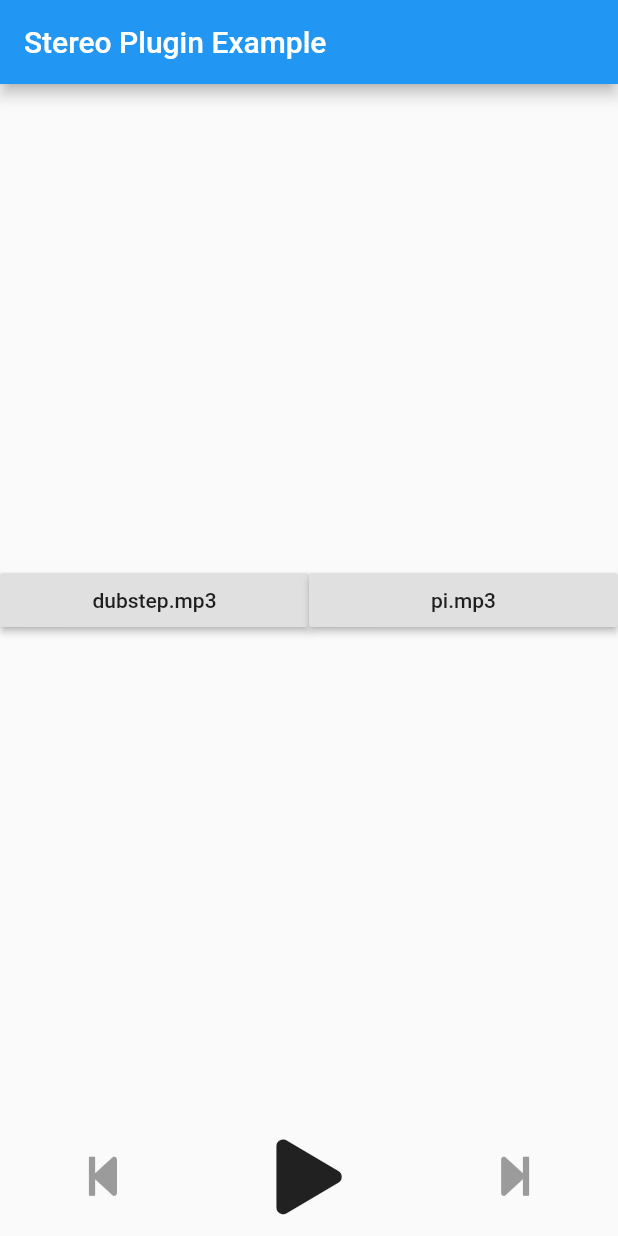
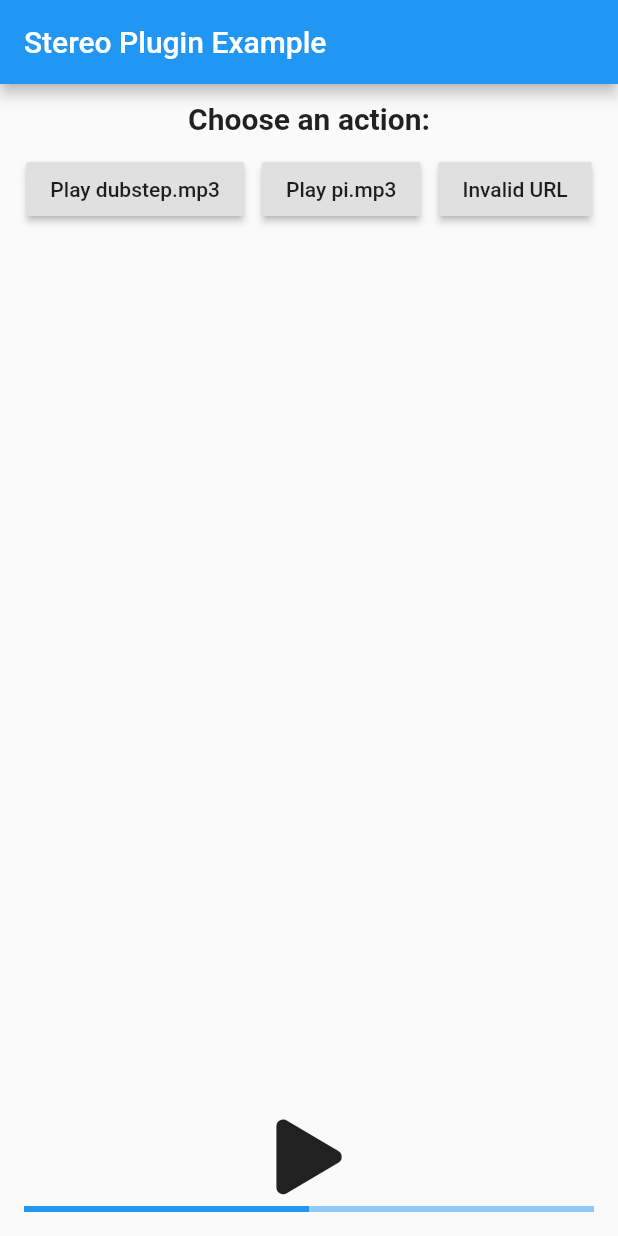
Before and after one commit to 2find/stereo, a Flutter app: the screen it shows after launch, on a phone screen of 412 x 824 dp. Run offline on Flutter 3.47's test engine with Material 2 defaults, Android fonts, the phone set to English and light mode, and no system bars; our stand-ins replace font_awesome_flutter.

Commit message:
[iOS - Dart] Method loadFile() changed to load(). Now throws an exception if the file cannot be played. (#12)

```diff
--- a/example/lib/main.dart
+++ b/example/lib/main.dart
@@ -14,36 +14,51 @@ void main() {
   runApp(new MyApp());
 }
 
-class MyApp extends StatefulWidget {
+class MyApp extends StatelessWidget {
   @override
-  _MyAppState createState() => new _MyAppState();
+  Widget build(BuildContext context) {
+    return new MaterialApp(
+        title: 'Stereo Plugin Example', home: new HomeScreen());
+  }
 }
 
-class _MyAppState extends State<MyApp> {
+class HomeScreen extends StatefulWidget {
+  @override
+  _HomeScreenState createState() => new _HomeScreenState();
+}
+
+class _HomeScreenState extends State<HomeScreen> {
   Stereo _stereo = new Stereo();
 
   @override
   Widget build(BuildContext context) {
-    return new MaterialApp(
-        home: new Scaffold(
-            appBar: new AppBar(
-              title: new Text('Stereo Plugin Example'),
-            ),
-            body: new Column(children: <Widget>[
-              new Flexible(
-                  child: new Center(
-                      child: new Row(children: <Widget>[
-                new Expanded(
-                    child: new RaisedButton(
-                        child: new Text('dubstep.mp3'),
-                        onPressed: () => _playFile('dubstep.mp3'))),
-                new Expanded(
-                    child: new RaisedButton(
-                        child: new Text('pi.mp3'),
-                        onPressed: () => _playFile('pi.mp3')))
-              ]))),
-              new MediaPlayerWidget()
-            ])));
+    return new Scaffold(
+        appBar: new AppBar(title: new Text('Stereo Plugin Example')),
+        body: new Column(children: <Widget>[
+          new Center(
+              heightFactor: 2.0,
+              child: new Text('Choose an action:',
+                  style: new TextStyle(
+                      fontWeight: FontWeight.bold, fontSize: 20.0))),
+          new Wrap(
+              alignment: WrapAlignment.spaceAround,
+              spacing: 12.0,
+              runSpacing: 8.0,
+              children: <Widget>[
+                new RaisedButton(
+                    child: new Text('Play dubstep.mp3'),
+                    onPressed: () => _playFile('dubstep.mp3')),
+                new RaisedButton(
+                    child: new Text('Play pi.mp3'),
+                    onPressed: () => _playFile('pi.mp3')),
+                new RaisedButton(
+                    child: new Text('Invalid URL'),
+                    onPressed: () => _playFile("invalid_file.mp3"))
+              ]),
+          new Expanded(child: new Container()),
+          new Padding(
+              padding: new EdgeInsets.all(16.0), child: new MediaPlayerWidget())
+        ]));
   }
 
   Future _playFile(String file) async {
@@ -51,9 +66,15 @@ class _MyAppState extends State<MyApp> {
 
     final Directory dir = await getApplicationDocumentsDirectory();
 
-    // iOS needs 'file://' to work. At the moment, we leave it here and we will
-    // deal with it later.
-    _stereo.loadItemWithURL('file://${dir.path}/$file');
+    try {
+      await _stereo.load('${dir.path}/$file');
+    } on StereoFileNotPlayableException {
+      var alert = new AlertDialog(
+          title: new Text('File not playable'),
+          content: new Text('The file you specified is not playable.'));
+
+      showDialog(context: context, child: alert);
+    }
   }
 
   // Don't judge the code for this method, it's for the example...
--- a/example/lib/media_player_widget.dart
+++ b/example/lib/media_player_widget.dart
@@ -26,25 +26,13 @@ class _MediaPlayerState extends State<MediaPlayerWidget> {
 
   @override
   Widget build(BuildContext context) {
-    return new Container(
-        height: 80.0,
-        child: new Row(children: <Widget>[
-          new Expanded(
-              child: new IconButton(
-                  icon: const Icon(FontAwesomeIcons.stepBackward),
-                  iconSize: 30.0,
-                  onPressed: null)),
-          new Expanded(
-              child: new IconButton(
-                  icon: _isPlaying ? _pauseIcon : _playIcon,
-                  iconSize: 50.0,
-                  onPressed: () => _togglePlaying())),
-          new Expanded(
-              child: new IconButton(
-                  icon: const Icon(FontAwesomeIcons.stepForward),
-                  iconSize: 30.0,
-                  onPressed: null))
-        ]));
+    return new Column(children: <Widget>[
+      new IconButton(
+          icon: _isPlaying ? _pauseIcon : _playIcon,
+          iconSize: 50.0,
+          onPressed: () => _togglePlaying()),
+      new LinearProgressIndicator(value: 0.5)
+    ]);
   }
 
   void _togglePlaying() {
--- a/src/lib/stereo.dart
+++ b/src/lib/stereo.dart
@@ -3,7 +3,19 @@ import 'dart:async';
 import 'package:flutter/foundation.dart';
 import 'package:flutter/services.dart';
 
+/// Exception thrown when a file is not playable.
+class StereoFileNotPlayableException implements Exception {
+  /// A message describing the error.
+  String message;
+
+  /// Creates a new [StereoFileNotPlayableException] with an optional error
+  /// message.
+  StereoFileNotPlayableException([this.message]);
+}
+
 /// Represents an audio player.
+///
+/// This class is a factory so it has only one instance.
 class Stereo {
   static Stereo _instance = new Stereo._internal();
 
@@ -20,12 +32,18 @@ class Stereo {
     _channel.setMethodCallHandler(_handleMethodCall);
   }
 
-  /// Always returns `0`.
-  Future<int> loadItemWithURL(String url) {
-    return _channel.invokeMethod('app.loadItemWithURL', url);
+  /// Loads a file given its URI.
+  ///
+  /// Throws a [StereoFileNotPlayableException] if the specified [uri] points to
+  /// a file which is not playable.
+  Future load(String uri) async {
+    int rc = await _channel.invokeMethod('app.loadItemWithURL', uri);
+
+    if (rc == 1) {
+      throw new StereoFileNotPlayableException();
+    }
   }
 
-  /// Returns `true` if the player resumed playing, `false` otherwise.
   Future<bool> togglePlaying() {
     return _channel.invokeMethod('app.togglePlaying');
   }
--- a/src/pubspec.yaml
+++ b/src/pubspec.yaml
@@ -9,6 +9,10 @@ flutter:
     androidPackage: com.twofind.stereo
     pluginClass: StereoPlugin
 
+dev_dependencies:
+  flutter_test:
+    sdk: flutter
+
 dependencies:
   flutter:
     sdk: flutter
```
Also changed, not shown: 3 other files.
